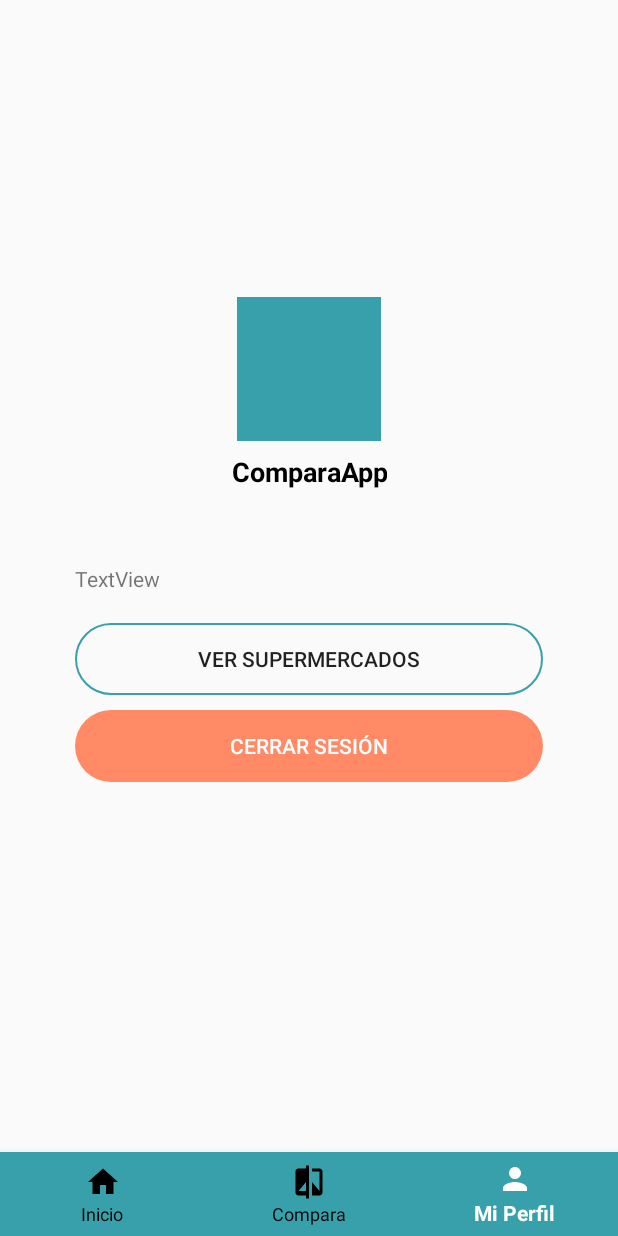
After one commit to RJ4ck50n/ComparaApp, an Android app: the MiPerfil2 screen opened directly, with no data from a screen before it, on a phone screen of 412 x 824 dp. The commit adds this screen. Run offline under Robolectric (Android 15) with nearby library versions, the phone set to English and light mode, and no system bars; our stand-ins replace Firebase (no records; nobody signed in at launch, a user with empty details on screens opened directly).

Commit message:
maps_google, sesión activa, cuentas google, botón cerrar:OK

```diff
--- a/app/build.gradle
+++ b/app/build.gradle
@@ -27,12 +27,16 @@ android {
 dependencies {
     implementation fileTree(dir: "libs", include: ["*.jar"])
     implementation 'androidx.appcompat:appcompat:1.2.0'
+    implementation 'androidx.core:core-ktx:1.0.2'
     implementation 'androidx.constraintlayout:constraintlayout:1.1.3'
     implementation 'com.google.android.material:material:1.1.0'
     implementation "org.jetbrains.kotlin:kotlin-stdlib:$kotlin_version"
     implementation 'com.google.firebase:firebase-analytics:17.5.0'
     implementation 'com.google.firebase:firebase-core:17.5.0'
     implementation 'com.google.firebase:firebase-auth:19.3.2'
+    implementation 'com.google.firebase:firebase-database:19.2.0'
+    implementation 'com.google.android.gms:play-services-maps:16.1.0'
+    implementation 'com.google.android.gms:play-services-location:16.0.0'
     implementation 'com.google.android.gms:play-services-auth:18.1.0'
     testImplementation 'junit:junit:4.12'
     androidTestImplementation 'androidx.test.ext:junit:1.1.1'
--- /dev/null
+++ b/app/src/main/java/com/example/comparaapp/MiPerfil2.kt
@@ -0,0 +1,103 @@
+package com.example.comparaapp
+
+import android.content.Context
+import android.content.Intent
+import android.os.Bundle
+import androidx.appcompat.app.AppCompatActivity
+import com.google.android.material.bottomnavigation.BottomNavigationView
+import com.google.firebase.auth.FirebaseAuth
+import kotlinx.android.synthetic.main.activity_mi_perfil2.*
+
+enum class ProviderType {
+    BASIC,
+    GOOGLE
+}
+
+class MiPerfil2 : AppCompatActivity() {
+
+
+
+    override fun onCreate(savedInstanceState: Bundle?) {
+        super.onCreate(savedInstanceState)
+        setContentView(R.layout.activity_mi_perfil2)
+
+
+        // Setup
+        val bundle = intent.extras
+        val email = bundle?.getString("email")
+        val provider = bundle?.getString("provider")
+        setup(email ?: "", provider ?: "")
+
+        //Guardado de datos
+
+        val prefs = getSharedPreferences(getString(R.string.prefs_file),
+                Context.MODE_PRIVATE).edit()
+        prefs.putString("email", email)
+        prefs.putString("provider", provider)
+        prefs.apply()
+
+
+        val bottomNavigationView =
+                findViewById<BottomNavigationView>(R.id.bottom_navigation)
+
+        // Establecer activity por defecto
+        bottomNavigationView.selectedItemId = R.id.MiPerfil
+
+        //Realizar el llamado del Item seleccionado
+        bottomNavigationView.setOnNavigationItemSelectedListener(BottomNavigationView.OnNavigationItemSelectedListener { item ->
+            when (item.itemId) {
+                R.id.Inicio -> {
+                    startActivity(
+                            Intent(
+                                    applicationContext
+                                    , MainActivity::class.java
+                            )
+                    )
+                    overridePendingTransition(0, 0)
+                    return@OnNavigationItemSelectedListener true
+                }
+                R.id.Compara -> {
+                    startActivity(
+                            Intent(
+                                    applicationContext
+                                    , ComparaActivity::class.java
+                            )
+                    )
+                    overridePendingTransition(0, 0)
+                    return@OnNavigationItemSelectedListener true
+                }
+                R.id.MiPerfil -> return@OnNavigationItemSelectedListener true
+            }
+            false
+        })
+    }
+
+
+    private fun setup(email: String, provider: String) {
+
+        // Agregamos los valores a los id de los layouts
+        emailTextView.text = email
+        providerTextView.text = provider
+
+
+        btn_CerrarSesion.setOnClickListener {
+            //Borrado de datos
+            val prefs = getSharedPreferences(getString(R.string.prefs_file),
+                    Context.MODE_PRIVATE).edit()
+            prefs.clear()
+            prefs.apply()
+
+            FirebaseAuth.getInstance().signOut()
+            startActivity(Intent(this, AuthActivity::class.java))
+            finish()
+        }
+
+        btn_MiActividad.setOnClickListener {
+            startActivity(Intent(this, MapActivity::class.java))
+        }
+
+
+    }
+
+
+}
--- /dev/null
+++ b/app/src/main/res/layout/activity_mi_perfil2.xml
@@ -0,0 +1,92 @@
+<?xml version="1.0" encoding="utf-8"?>
+<RelativeLayout xmlns:android="http://schemas.android.com/apk/res/android"
+    xmlns:app="http://schemas.android.com/apk/res-auto"
+    xmlns:tools="http://schemas.android.com/tools"
+    android:layout_width="match_parent"
+    android:layout_height="match_parent"
+    tools:context=".MiPerfil2">
+
+    <LinearLayout
+
+        android:layout_width="match_parent"
+        android:layout_height="wrap_content"
+        android:layout_above="@id/bottom_navigation"
+        android:layout_alignParentTop="true"
+        android:gravity="center"
+        android:orientation="vertical"
+        android:paddingLeft="50dp"
+        android:paddingTop="100dp"
+        android:paddingRight="50dp"
+        android:paddingBottom="16dp">
+
+        <ImageView
+            android:id="@+id/photoImageView"
+            android:layout_width="96dp"
+            android:layout_height="96dp"
+            android:layout_margin="8dp"
+            android:background="@color/colorPrimary" />
+
+        <TextView
+            android:id="@+id/nameTextView"
+            android:layout_width="wrap_content"
+            android:layout_height="wrap_content"
+            android:gravity="center"
+            android:text="@string/app_name"
+            android:textColor="@android:color/black"
+            android:textSize="18sp"
+            android:textStyle="bold" />
+
+
+        <TextView
+            android:id="@+id/emailTextView"
+            android:layout_width="match_parent"
+            android:layout_height="wrap_content"
+            android:textSize="18sp"
+            android:text="@string/email_tv" />
+
+        <TextView
+            android:id="@+id/providerTextView"
+            android:layout_width="match_parent"
+            android:layout_height="wrap_content"
+            android:textSize="18sp"
+            android:text="@string/proveedor_tv" />
+
+        <TextView
+            android:id="@+id/idTextView"
+            android:layout_width="match_parent"
+            android:layout_height="wrap_content"
+            android:text="TextView" />
+
+        <Button
+            android:id="@+id/btn_MiActividad"
+            android:layout_width="match_parent"
+            android:layout_height="wrap_content"
+            android:layout_marginTop="20dp"
+            android:background="@drawable/button_round_border"
+            android:text="Ver Supermercados" />
+
+        <Button
+            android:id="@+id/btn_CerrarSesion"
+            style="@style/Widget.AppCompat.Button.Borderless.Colored"
+            android:layout_width="match_parent"
+            android:layout_height="wrap_content"
+            android:layout_marginTop="10dp"
+            android:layout_marginBottom="140dp"
+            android:background="@drawable/button_round"
+            android:backgroundTint="@color/colorAccent"
+            android:text="Cerrar Sesión"
+            android:textColor="@android:color/white" />
+
+    </LinearLayout>
+
+    <com.google.android.material.bottomnavigation.BottomNavigationView
+        android:id="@+id/bottom_navigation"
+        android:layout_width="match_parent"
+        android:layout_height="wrap_content"
+        android:layout_alignParentBottom="true"
+        android:background="@color/colorPrimary"
+        app:itemIconTint="@drawable/selector"
+        app:itemTextColor="@drawable/selector"
+        app:menu="@menu/menu_navigation" />
+
+</RelativeLayout>
--- /dev/null
+++ b/app/src/main/res/values/google_maps_api.xml
@@ -0,0 +1,4 @@
+<?xml version="1.0" encoding="utf-8"?>
+<resources>
+    <string name="google_maps_key" templateMergeStrategy="preserve" translatable="false">AIzaSyBAM7T8cagcTSMuzB-wPm_v1PuPQdUEOs8</string>
+</resources>
--- a/app/src/main/res/values/strings.xml
+++ b/app/src/main/res/values/strings.xml
@@ -1,6 +1,8 @@
 <resources>
-    <string name="app_name">ComparaApp</string>
-    <string name="prefs_file" />
+    <string name="app_name" translatable="false">ComparaApp</string>
+    <!--<string name="map_key" translatable="false">AIzaSyB_qsP8AOP_P0MdlPz-48TDaJYjTP3vbjo</string>-->
 
-    <style name="prefs_file">com.example.proyprueba2.PREFERENCE_FILE_KEY</style>
+    <string name="prefs_file" translatable="false">com.example.comparaapp.PREFERENCE_FILE_KEY</string>
+    <string name="email_tv">Email</string>
+    <string name="proveedor_tv">Proveedor</string>
 </resources>
```
Also changed, not shown: app/src/main/AndroidManifest.xml (+11 -3 lines), app/src/main/java/com/example/comparaapp/AuthActivity.kt (+17 -30 lines), app/src/main/java/com/example/comparaapp/ComparaActivity.java (+9 -7 lines), app/src/main/java/com/example/comparaapp/MainActivity.java (+32 -12 lines), app/src/main/java/com/example/comparaapp/MapActivity.java (added, +42 -0 lines), app/src/main/java/com/example/comparaapp/MiPerfilActivity.java (deleted, +0 -57 lines), app/src/main/res/layout/activity_compara.xml (+13 -11 lines), app/src/main/res/layout/activity_main.xml (+92 -17 lines), app/src/main/res/layout/activity_map.xml (added, +15 -0 lines), app/src/main/res/layout/activity_mi_perfil.xml (deleted, +0 -32 lines).
